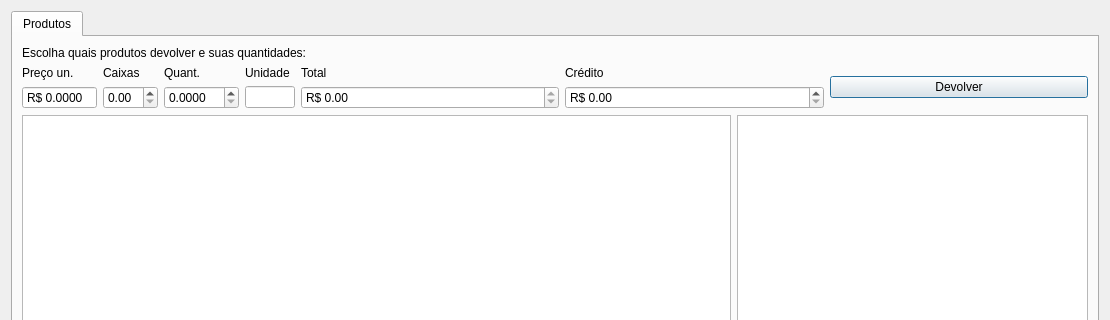
First picture: the form in ui/devolucao.ui, repository darktorres/ERP-STACCATO, before the edit; both pictures show x 0 to 1110 and y 0 to 320 of the 1110 by 636 pixel window.
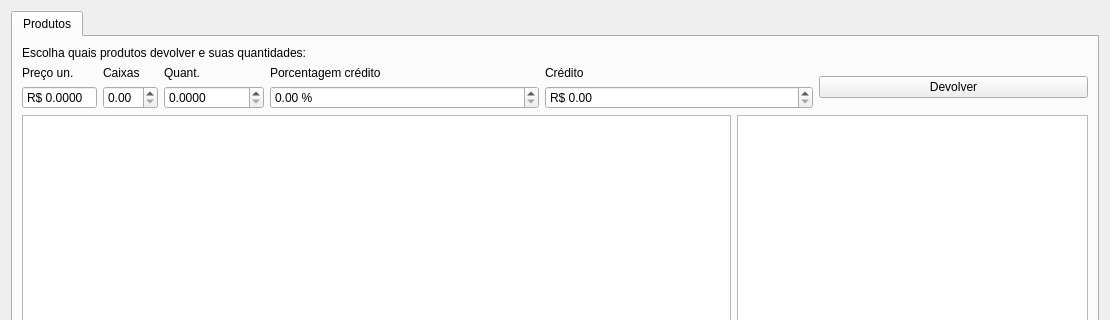
Second picture: the form after the edit. Custom widgets are drawn as their Qt base class.

Commit message:
Refeito lógica da devolução
Divisão da linha da compra e a linha da venda mantém o valor total alterando apenas o valor do crédito

The edit to the form file:
```diff
--- a/ui/devolucao.ui
+++ b/ui/devolucao.ui
@@ -33,144 +33,14 @@
        </item>
        <item row="1" column="0" colspan="3">
         <layout class="QGridLayout" name="gridLayout_5">
-         <item row="0" column="6">
-          <widget class="QLabel" name="labelTotalItem_2">
-           <property name="text">
-            <string>Crédito</string>
-           </property>
-          </widget>
-         </item>
-         <item row="1" column="6">
-          <widget class="QDoubleSpinBox" name="doubleSpinBoxCredito">
-           <property name="showGroupSeparator" stdset="0">
-            <bool>true</bool>
-           </property>
-           <property name="prefix">
-            <string>R$ </string>
-           </property>
-           <property name="maximum">
-            <double>9999999.000000000000000</double>
-           </property>
-          </widget>
-         </item>
-         <item row="1" column="5">
-          <widget class="QDoubleSpinBox" name="doubleSpinBoxTotalItem">
-           <property name="toolTip">
-            <string>&lt;html&gt;&lt;head/&gt;&lt;body&gt;&lt;p&gt;Valor total do orçamento, com desconto final.&lt;/p&gt;&lt;/body&gt;&lt;/html&gt;</string>
-           </property>
-           <property name="wrapping">
-            <bool>false</bool>
-           </property>
-           <property name="readOnly">
-            <bool>true</bool>
-           </property>
-           <property name="correctionMode">
-            <enum>QAbstractSpinBox::CorrectToNearestValue</enum>
-           </property>
-           <property name="showGroupSeparator" stdset="0">
-            <bool>true</bool>
-           </property>
-           <property name="prefix">
-            <string>R$ </string>
-           </property>
-           <property name="maximum">
-            <double>9999999.000000000000000</double>
-           </property>
-          </widget>
-         </item>
-         <item row="0" column="0">
-          <widget class="QLabel" name="labelPrecoUn">
-           <property name="text">
-            <string>Preço un.</string>
-           </property>
-          </widget>
-         </item>
-         <item row="0" column="2">
-          <widget class="QLabel" name="labelCaixas">
-           <property name="text">
-            <string>Caixas</string>
-           </property>
-          </widget>
-         </item>
-         <item row="1" column="3">
-          <widget class="QDoubleSpinBox" name="doubleSpinBoxQuant">
-           <property name="maximumSize">
-            <size>
-             <width>75</width>
-             <height>16777215</height>
-            </size>
-           </property>
-           <property name="toolTip">
-            <string>&lt;html&gt;&lt;head/&gt;&lt;body&gt;&lt;p&gt;Quantidade por unidade&lt;/p&gt;&lt;/body&gt;&lt;/html&gt;</string>
-           </property>
-           <property name="correctionMode">
-            <enum>QAbstractSpinBox::CorrectToNearestValue</enum>
-           </property>
-           <property name="decimals">
-            <number>4</number>
-           </property>
-           <property name="maximum">
-            <double>9999999.000000000000000</double>
-           </property>
-          </widget>
-         </item>
-         <item row="1" column="4">
-          <widget class="QLineEdit" name="lineEditUn">
-           <property name="sizePolicy">
-            <sizepolicy hsizetype="Fixed" vsizetype="Fixed">
-             <horstretch>0</horstretch>
-             <verstretch>0</verstretch>
-            </sizepolicy>
-           </property>
-           <property name="minimumSize">
-            <size>
-             <width>50</width>
-             <height>0</height>
-            </size>
-           </property>
-           <property name="maximumSize">
-            <size>
-             <width>0</width>
-             <height>16777215</height>
-            </size>
-           </property>
-           <property name="toolTip">
-            <string>&lt;html&gt;&lt;head/&gt;&lt;body&gt;&lt;p&gt;Unidade padrão do produto&lt;/p&gt;&lt;/body&gt;&lt;/html&gt;</string>
-           </property>
-           <property name="text">
-            <string/>
-           </property>
-           <property name="readOnly">
-            <bool>true</bool>
-           </property>
-          </widget>
-         </item>
-         <item row="0" column="3">
-          <widget class="QLabel" name="labelQuant">
-           <property name="text">
-            <string>Quant.</string>
-           </property>
-          </widget>
-         </item>
-         <item row="0" column="5">
-          <widget class="QLabel" name="labelTotalItem">
-           <property name="text">
-            <string>Total</string>
-           </property>
-          </widget>
-         </item>
-         <item row="0" column="4">
-          <widget class="QLabel" name="labelUn">
-           <property name="text">
-            <string>Unidade</string>
-           </property>
-          </widget>
-         </item>
-         <item row="0" column="7" rowspan="2">
+         <item row="0" column="6" rowspan="2">
           <widget class="QPushButton" name="pushButtonDevolverItem">
            <property name="text">
             <string>Devolver</string>
            </property>
+           <property name="autoDefault">
+            <bool>false</bool>
+           </property>
           </widget>
          </item>
          <item row="1" column="2">
@@ -192,6 +62,29 @@
            </property>
           </widget>
          </item>
+         <item row="1" column="4">
+          <widget class="QDoubleSpinBox" name="doubleSpinBoxPorcentagem">
+           <property name="suffix">
+            <string> %</string>
+           </property>
+           <property name="maximum">
+            <double>100.000000000000000</double>
+           </property>
+          </widget>
+         </item>
+         <item row="1" column="5">
+          <widget class="QDoubleSpinBox" name="doubleSpinBoxCredito">
+           <property name="showGroupSeparator" stdset="0">
+            <bool>true</bool>
+           </property>
+           <property name="prefix">
+            <string>R$ </string>
+           </property>
+           <property name="maximum">
+            <double>9999999.000000000000000</double>
+           </property>
+          </widget>
+         </item>
          <item row="1" column="0">
           <widget class="QDoubleSpinBox" name="doubleSpinBoxPrecoUn">
            <property name="maximumSize">
@@ -223,6 +116,63 @@
            </property>
           </widget>
          </item>
+         <item row="0" column="2">
+          <widget class="QLabel" name="labelCaixas">
+           <property name="text">
+            <string>Caixas</string>
+           </property>
+          </widget>
+         </item>
+         <item row="0" column="5">
+          <widget class="QLabel" name="labelTotalItem_2">
+           <property name="text">
+            <string>Crédito</string>
+           </property>
+          </widget>
+         </item>
+         <item row="1" column="3">
+          <widget class="QDoubleSpinBox" name="doubleSpinBoxQuant">
+           <property name="maximumSize">
+            <size>
+             <width>100</width>
+             <height>16777215</height>
+            </size>
+           </property>
+           <property name="toolTip">
+            <string>&lt;html&gt;&lt;head/&gt;&lt;body&gt;&lt;p&gt;Quantidade por unidade&lt;/p&gt;&lt;/body&gt;&lt;/html&gt;</string>
+           </property>
+           <property name="correctionMode">
+            <enum>QAbstractSpinBox::CorrectToNearestValue</enum>
+           </property>
+           <property name="decimals">
+            <number>4</number>
+           </property>
+           <property name="maximum">
+            <double>9999999.000000000000000</double>
+           </property>
+          </widget>
+         </item>
+         <item row="0" column="3">
+          <widget class="QLabel" name="labelQuant">
+           <property name="text">
+            <string>Quant.</string>
+           </property>
+          </widget>
+         </item>
+         <item row="0" column="4">
+          <widget class="QLabel" name="labelPorcentagem">
+           <property name="text">
+            <string>Porcentagem crédito</string>
+           </property>
+          </widget>
+         </item>
+         <item row="0" column="0">
+          <widget class="QLabel" name="labelPrecoUn">
+           <property name="text">
+            <string>Preço un.</string>
+           </property>
+          </widget>
+         </item>
         </layout>
        </item>
        <item row="2" column="0" colspan="2">
```
The commit also changes 2 other files.
